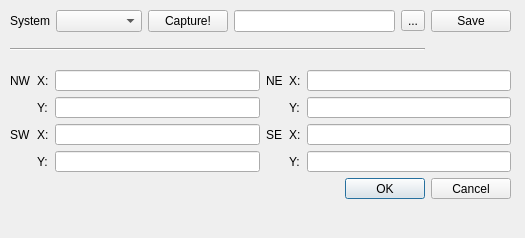
The window that map_corners_coordinates_qdockwidget.ui (ctu-geoforall-lab/qgis-map-coords-plugin) describes before a commit, drawn with Qt 5.
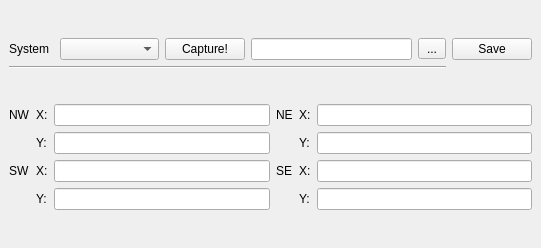
The same window after the commit.

Commit message: UI changes cosmetics (see #3)

The edit to the form file:
```diff
--- a/map_corners_coordinates_qdockwidget.ui
+++ b/map_corners_coordinates_qdockwidget.ui
@@ -1,34 +1,116 @@
 <?xml version="1.0" encoding="UTF-8"?>
 <ui version="4.0">
- <class>DockWidget</class>
- <widget class="QDockWidget" name="DockWidget">
+ <class>dockWidget</class>
+ <widget class="QDockWidget" name="dockWidget">
   <property name="geometry">
    <rect>
     <x>0</x>
     <y>0</y>
-    <width>525</width>
-    <height>238</height>
+    <width>541</width>
+    <height>248</height>
    </rect>
   </property>
   <property name="minimumSize">
    <size>
-    <width>525</width>
-    <height>238</height>
+    <width>541</width>
+    <height>248</height>
    </size>
   </property>
   <property name="windowTitle">
-   <string>DockWidget</string>
+   <string>Map Corners Coordinates</string>
   </property>
   <widget class="QWidget" name="dockWidgetContents">
-   <widget class="QWidget" name="layoutWidget">
-    <property name="geometry">
-     <rect>
-      <x>10</x>
-      <y>70</y>
-      <width>501</width>
-      <height>129</height>
-     </rect>
-    </property>
+   <layout class="QGridLayout" name="gridLayout_3">
+    <item row="0" column="0">
+     <layout class="QGridLayout" name="gridLayout_2">
+      <item row="0" column="0">
+       <widget class="QLabel" name="label">
+        <property name="minimumSize">
+         <size>
+          <width>45</width>
+          <height>22</height>
+         </size>
+        </property>
+        <property name="text">
+         <string>System</string>
+        </property>
+       </widget>
+      </item>
+      <item row="0" column="2">
+       <widget class="QPushButton" name="captureButton">
+        <property name="minimumSize">
+         <size>
+          <width>80</width>
+          <height>22</height>
+         </size>
+        </property>
+        <property name="text">
+         <string>Capture!</string>
+        </property>
+       </widget>
+      </item>
+      <item row="1" column="0" colspan="5">
+       <widget class="Line" name="line">
+        <property name="orientation">
+         <enum>Qt::Horizontal</enum>
+        </property>
+       </widget>
+      </item>
+      <item row="0" column="1">
+       <widget class="QComboBox" name="system_box">
+        <property name="sizePolicy">
+         <sizepolicy hsizetype="Expanding" vsizetype="Fixed">
+          <horstretch>0</horstretch>
+          <verstretch>0</verstretch>
+         </sizepolicy>
+        </property>
+        <property name="minimumSize">
+         <size>
+          <width>97</width>
+          <height>22</height>
+         </size>
+        </property>
+       </widget>
+      </item>
+      <item row="0" column="5">
+       <widget class="QPushButton" name="saveButton">
+        <property name="minimumSize">
+         <size>
+          <width>80</width>
+          <height>22</height>
+         </size>
+        </property>
+        <property name="text">
+         <string>Save</string>
+        </property>
+       </widget>
+      </item>
+      <item row="0" column="4">
+       <widget class="QToolButton" name="dir_toolbutton">
+        <property name="minimumSize">
+         <size>
+          <width>28</width>
+          <height>21</height>
+         </size>
+        </property>
+        <property name="text">
+         <string>...</string>
+        </property>
+       </widget>
+      </item>
+      <item row="0" column="3">
+       <widget class="QLineEdit" name="dir_name">
+        <property name="minimumSize">
+         <size>
+          <width>161</width>
+          <height>22</height>
+         </size>
+        </property>
+       </widget>
+      </item>
+     </layout>
+    </item>
+    <item row="1" column="0">
     <layout class="QGridLayout" name="gridLayout">
      <item row="3" column="2">
       <widget class="QLineEdit" name="coor_SWY"/>
@@ -61,6 +143,9 @@
        </property>
       </widget>
      </item>
+      <item row="0" column="2">
+       <widget class="QLineEdit" name="coor_NWX"/>
+      </item>
      <item row="2" column="2">
       <widget class="QLineEdit" name="coor_SWX"/>
      </item>
@@ -71,8 +156,8 @@
        </property>
       </widget>
      </item>
-     <item row="0" column="2">
-      <widget class="QLineEdit" name="coor_NWX"/>
+      <item row="3" column="5">
+       <widget class="QLineEdit" name="coor_SEY"/>
      </item>
      <item row="2" column="1">
       <widget class="QLabel" name="label_10">
@@ -88,8 +173,8 @@
        </property>
       </widget>
      </item>
-     <item row="3" column="5">
-      <widget class="QLineEdit" name="coor_SEY"/>
+      <item row="0" column="5">
+       <widget class="QLineEdit" name="coor_NEX"/>
      </item>
      <item row="0" column="0">
       <widget class="QLabel" name="label_3">
@@ -98,22 +183,22 @@
        </property>
       </widget>
      </item>
-     <item row="0" column="5">
-      <widget class="QLineEdit" name="coor_NEX"/>
-     </item>
-     <item row="0" column="1">
-      <widget class="QLabel" name="label_4">
-       <property name="text">
-        <string>X:</string>
-       </property>
-      </widget>
-     </item>
      <item row="1" column="2">
       <widget class="QLineEdit" name="coor_NWY"/>
      </item>
+      <item row="0" column="1">
+       <widget class="QLabel" name="label_4">
+        <property name="text">
+         <string>X:</string>
+        </property>
+       </widget>
+      </item>
      <item row="2" column="5">
       <widget class="QLineEdit" name="coor_SEX"/>
      </item>
+      <item row="1" column="5">
+       <widget class="QLineEdit" name="coor_NEY"/>
+      </item>
      <item row="2" column="3">
       <widget class="QLabel" name="label_13">
        <property name="text">
@@ -121,19 +206,6 @@
        </property>
       </widget>
      </item>
-     <item row="4" column="2" colspan="4">
-      <widget class="QDialogButtonBox" name="button_box">
-       <property name="orientation">
-        <enum>Qt::Horizontal</enum>
-       </property>
-       <property name="standardButtons">
-        <set>QDialogButtonBox::Cancel|QDialogButtonBox::Ok</set>
-       </property>
-      </widget>
-     </item>
-     <item row="1" column="5">
-      <widget class="QLineEdit" name="coor_NEY"/>
-     </item>
      <item row="2" column="4">
       <widget class="QLabel" name="label_14">
        <property name="text">
@@ -149,74 +221,8 @@
       </widget>
      </item>
     </layout>
-   </widget>
-   <widget class="QWidget" name="layoutWidget_2">
-    <property name="geometry">
-     <rect>
-      <x>10</x>
-      <y>0</y>
-      <width>501</width>
-      <height>62</height>
-     </rect>
-    </property>
-    <layout class="QGridLayout" name="gridLayout_2">
-     <item row="0" column="0">
-      <widget class="QLabel" name="label">
-       <property name="text">
-        <string>System</string>
-       </property>
-      </widget>
-     </item>
-     <item row="0" column="2">
-      <widget class="QPushButton" name="captureButton">
-       <property name="text">
-        <string>Capture!</string>
-       </property>
-      </widget>
-     </item>
-     <item row="1" column="0" colspan="5">
-      <widget class="Line" name="line">
-       <property name="orientation">
-        <enum>Qt::Horizontal</enum>
-       </property>
-      </widget>
-     </item>
-     <item row="0" column="1">
-      <widget class="QComboBox" name="system_box">
-       <property name="sizePolicy">
-        <sizepolicy hsizetype="Expanding" vsizetype="Fixed">
-         <horstretch>0</horstretch>
-         <verstretch>0</verstretch>
-        </sizepolicy>
-       </property>
-      </widget>
-     </item>
-     <item row="0" column="5">
-      <widget class="QPushButton" name="saveButton">
-       <property name="text">
-        <string>Save</string>
-       </property>
-      </widget>
-     </item>
-     <item row="0" column="4">
-      <widget class="QToolButton" name="dir_toolbutton">
-       <property name="text">
-        <string>...</string>
-       </property>
-      </widget>
-     </item>
-     <item row="0" column="3">
-      <widget class="QLineEdit" name="dir_name">
-       <property name="minimumSize">
-        <size>
-         <width>161</width>
-         <height>22</height>
-        </size>
-       </property>
-      </widget>
-     </item>
-    </layout>
-   </widget>
+    </item>
+   </layout>
   </widget>
  </widget>
  <resources/>
```
Lines whose indentation alone changed are shown as unchanged.
